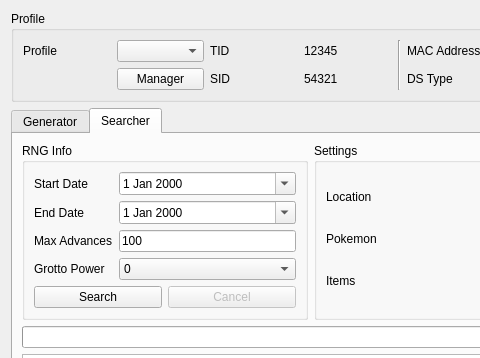
Qt form Source/Form/Gen5/HiddenGrotto.ui (Admiral-Fish/PokeFinder) before a commit; both pictures show x 0 to 480 and y 0 to 358 of the 1200 by 700 pixel window.
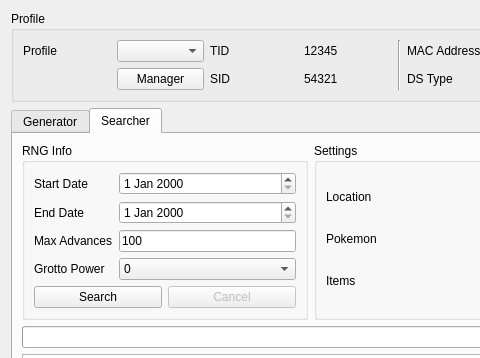
The same form after that commit. The open tabs and pages were chosen to show the change. Custom widgets are drawn as their Qt base class.

The edit to the form file:
```diff
--- a/Source/Form/Gen5/HiddenGrotto.ui
+++ b/Source/Form/Gen5/HiddenGrotto.ui
@@ -544,58 +544,10 @@
          </property>
          <layout class="QGridLayout" name="gridLayout_25">
           <item row="0" column="1">
-           <widget class="DateEdit" name="dateEditSearcherStartDate">
-            <property name="maximumDateTime">
-             <datetime>
-              <hour>23</hour>
-              <minute>59</minute>
-              <second>59</second>
-              <year>2099</year>
-              <month>12</month>
-              <day>31</day>
-             </datetime>
-            </property>
-            <property name="minimumDateTime">
-             <datetime>
-              <hour>0</hour>
-              <minute>0</minute>
-              <second>0</second>
-              <year>2000</year>
-              <month>1</month>
-              <day>1</day>
-             </datetime>
-            </property>
-            <property name="calendarPopup">
-             <bool>true</bool>
-            </property>
-           </widget>
+           <widget class="DateEdit" name="dateEditSearcherStartDate"/>
           </item>
           <item row="1" column="1">
-           <widget class="DateEdit" name="dateEditSearcherEndDate">
-            <property name="maximumDateTime">
-             <datetime>
-              <hour>23</hour>
-              <minute>59</minute>
-              <second>59</second>
-              <year>2099</year>
-              <month>12</month>
-              <day>31</day>
-             </datetime>
-            </property>
-            <property name="minimumDateTime">
-             <datetime>
-              <hour>0</hour>
-              <minute>0</minute>
-              <second>0</second>
-              <year>2000</year>
-              <month>1</month>
-              <day>1</day>
-             </datetime>
-            </property>
-            <property name="calendarPopup">
-             <bool>true</bool>
-            </property>
-           </widget>
+           <widget class="DateEdit" name="dateEditSearcherEndDate"/>
           </item>
           <item row="1" column="0">
            <widget class="QLabel" name="labelSearcherEndDate">
@@ -912,16 +864,16 @@
    <extends>QTableView</extends>
    <header>Form/Controls/TableView.hpp</header>
   </customwidget>
-  <customwidget>
-   <class>ComboBox</class>
-   <extends>QComboBox</extends>
-   <header>Form/Controls/ComboBox.hpp</header>
-  </customwidget>
   <customwidget>
    <class>DateEdit</class>
    <extends>QDateEdit</extends>
    <header>Form/Controls/DateEdit.hpp</header>
   </customwidget>
+  <customwidget>
+   <class>ComboBox</class>
+   <extends>QComboBox</extends>
+   <header>Form/Controls/ComboBox.hpp</header>
+  </customwidget>
   <customwidget>
    <class>CheckList</class>
    <extends>QComboBox</extends>
```
